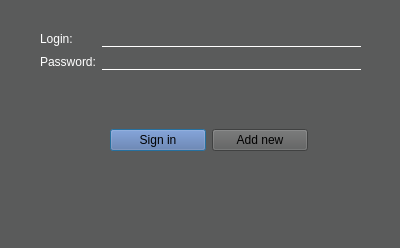
brtkuu/qt-barman-helper, file login.ui: the form before one commit.
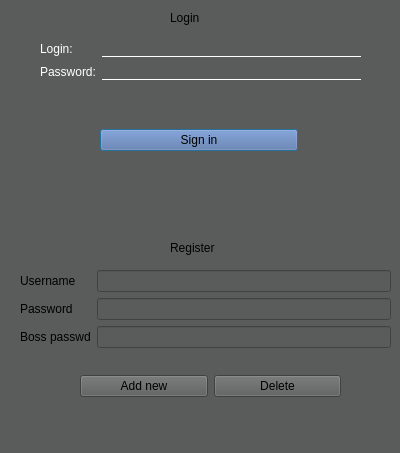
The form after the commit.

Commit message: add and delete user

```diff
--- a/login.ui
+++ b/login.ui
@@ -7,7 +7,7 @@
     <x>0</x>
     <y>0</y>
     <width>400</width>
-    <height>248</height>
+    <height>453</height>
    </rect>
   </property>
   <property name="windowTitle">
@@ -20,7 +20,7 @@
    <property name="geometry">
     <rect>
      <x>40</x>
-     <y>30</y>
+     <y>40</y>
      <width>321</width>
      <height>71</height>
     </rect>
@@ -70,7 +70,7 @@
      <x>10</x>
      <y>189</y>
      <width>381</width>
-     <height>51</height>
+     <height>31</height>
     </rect>
    </property>
    <layout class="QVBoxLayout" name="verticalLayout">
@@ -98,10 +98,10 @@
   <widget class="QWidget" name="horizontalLayoutWidget">
    <property name="geometry">
     <rect>
-     <x>110</x>
-     <y>100</y>
+     <x>100</x>
+     <y>110</y>
      <width>198</width>
-     <height>80</height>
+     <height>61</height>
     </rect>
    </property>
    <layout class="QHBoxLayout" name="horizontalLayout">
@@ -115,6 +115,117 @@
       </property>
      </widget>
     </item>
+   </layout>
+  </widget>
+  <widget class="QWidget" name="formLayoutWidget_2">
+   <property name="geometry">
+    <rect>
+     <x>20</x>
+     <y>270</y>
+     <width>371</width>
+     <height>97</height>
+    </rect>
+   </property>
+   <layout class="QFormLayout" name="formLayout_2">
+    <item row="0" column="0">
+     <widget class="QLabel" name="label_4">
+      <property name="text">
+       <string>Username</string>
+      </property>
+     </widget>
+    </item>
+    <item row="0" column="1">
+     <widget class="QLineEdit" name="lineEdit_3"/>
+    </item>
+    <item row="1" column="0">
+     <widget class="QLabel" name="label_5">
+      <property name="text">
+       <string>Password</string>
+      </property>
+     </widget>
+    </item>
+    <item row="1" column="1">
+     <widget class="QLineEdit" name="lineEdit_4"/>
+    </item>
+    <item row="2" column="0">
+     <widget class="QLabel" name="label_6">
+      <property name="text">
+       <string>Boss passwd</string>
+      </property>
+     </widget>
+    </item>
+    <item row="2" column="1">
+     <widget class="QLineEdit" name="lineEdit_5"/>
+    </item>
+   </layout>
+  </widget>
+  <widget class="QWidget" name="verticalLayoutWidget_2">
+   <property name="geometry">
+    <rect>
+     <x>10</x>
+     <y>410</y>
+     <width>381</width>
+     <height>31</height>
+    </rect>
+   </property>
+   <layout class="QVBoxLayout" name="verticalLayout_2">
+    <item>
+     <widget class="QLabel" name="label_7">
+      <property name="layoutDirection">
+       <enum>Qt::LeftToRight</enum>
+      </property>
+      <property name="styleSheet">
+       <string notr="true">text-align: center;</string>
+      </property>
+      <property name="text">
+       <string/>
+      </property>
+      <property name="scaledContents">
+       <bool>false</bool>
+      </property>
+      <property name="alignment">
+       <set>Qt::AlignCenter</set>
+      </property>
+     </widget>
+    </item>
+   </layout>
+  </widget>
+  <widget class="QLabel" name="label_8">
+   <property name="geometry">
+    <rect>
+     <x>170</x>
+     <y>240</y>
+     <width>59</width>
+     <height>16</height>
+    </rect>
+   </property>
+   <property name="text">
+    <string>Register</string>
+   </property>
+  </widget>
+  <widget class="QLabel" name="label_9">
+   <property name="geometry">
+    <rect>
+     <x>170</x>
+     <y>10</y>
+     <width>59</width>
+     <height>16</height>
+    </rect>
+   </property>
+   <property name="text">
+    <string>Login</string>
+   </property>
+  </widget>
+  <widget class="QWidget" name="horizontalLayoutWidget_2">
+   <property name="geometry">
+    <rect>
+     <x>80</x>
+     <y>370</y>
+     <width>261</width>
+     <height>32</height>
+    </rect>
+   </property>
+   <layout class="QHBoxLayout" name="horizontalLayout_3">
     <item>
      <widget class="QPushButton" name="pushButton_2">
       <property name="text">
@@ -122,6 +233,13 @@
       </property>
      </widget>
     </item>
+    <item>
+     <widget class="QPushButton" name="pushButton_3">
+      <property name="text">
+       <string>Delete</string>
+      </property>
+     </widget>
+    </item>
    </layout>
   </widget>
  </widget>
```
The commit also changes 5 other files.
